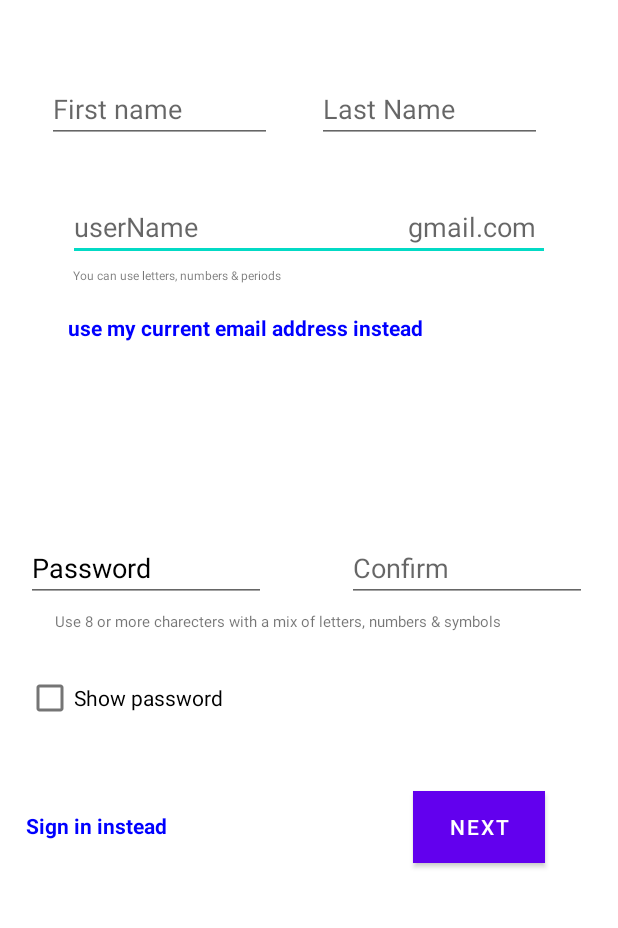
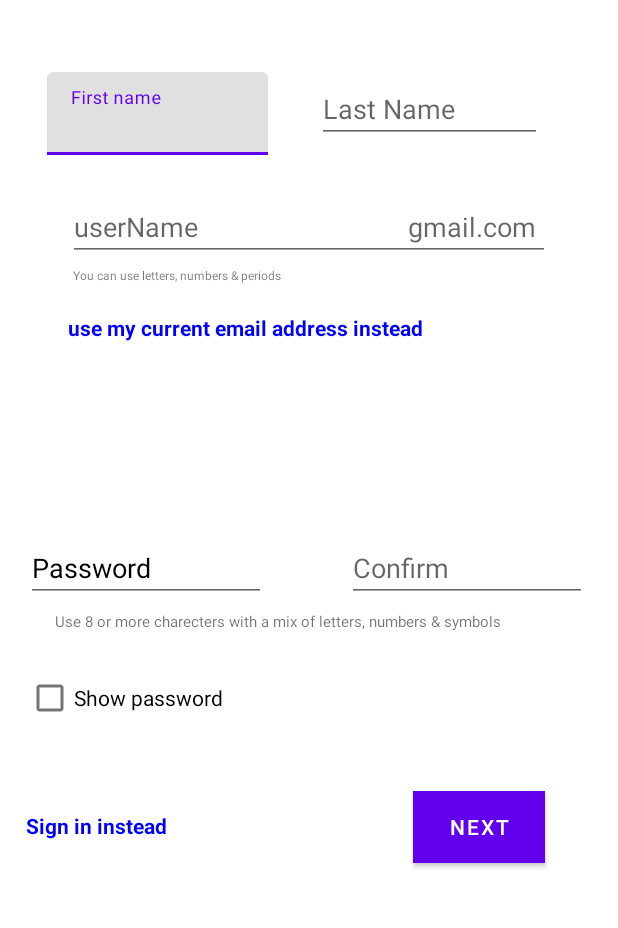
Before and after one commit to RMSAJ/Google.format, an Android app: the screen it shows after launch (MainActivity), on a phone screen of 412 x 824 dp, the part 291-1219 px from its top. Run offline under Robolectric (Android 15) with nearby library versions, the phone set to English and light mode, and no system bars; 5 statements that could not run were skipped.

Commit message:
updated +2

```diff
--- a/app/src/main/java/com/example/google/MainActivity.kt
+++ b/app/src/main/java/com/example/google/MainActivity.kt
@@ -27,20 +27,20 @@ class MainActivity : AppCompatActivity() {
         }
         binding.checkShowpassword.setOnClickListener {
             if (binding.checkShowpassword.isChecked){  binding.password.transformationMethod = HideReturnsTransformationMethod.getInstance()
+                binding.repassword.transformationMethod = HideReturnsTransformationMethod.getInstance()
                 binding.checkShowpassword.text = "Hide"
             }else {binding.password.transformationMethod = PasswordTransformationMethod.getInstance()
+                    binding.repassword.transformationMethod = PasswordTransformationMethod.getInstance()
                     binding.checkShowpassword.text = "show"
             }
         }
         binding.nextButton.setOnClickListener {
-
             letTry()
-
         }
     }
 
 fun letTry() {
-    val name = binding.firstName.text.toString()
+    val name = binding.firstNameEditText.text.toString()
 //    val email = binding.userName.text.toString()
     val pass1 = binding.password.text
     val pass2 = binding.repassword.text
--- a/app/src/main/res/layout/activity_main.xml
+++ b/app/src/main/res/layout/activity_main.xml
@@ -5,7 +5,32 @@
     android:layout_width="match_parent"
     android:layout_height="match_parent"
     tools:context=".MainActivity">
+
+
     <!--google icon text-->
+    <com.google.android.material.textfield.TextInputLayout
+        android:id="@+id/firstName"
+        android:layout_width="147dp"
+        android:layout_height="55dp"
+        android:layout_marginTop="48dp"
+        android:layout_marginEnd="200dp"
+        android:hint="@string/first_name"
+        app:layout_constraintEnd_toEndOf="parent"
+        app:layout_constraintHorizontal_bias="0.484"
+        app:layout_constraintStart_toStartOf="parent"
+        app:layout_constraintTop_toBottomOf="@id/careateAccountView">
+
+        <com.google.android.material.textfield.TextInputEditText
+            android:id="@+id/firstName_Edit_Text"
+            android:layout_width="match_parent"
+            android:layout_height="match_parent"
+            android:inputType="textShortMessage">
+
+        </com.google.android.material.textfield.TextInputEditText>
+
+
+    </com.google.android.material.textfield.TextInputLayout>
+
     <ImageView
         android:id="@+id/googleIcon"
         android:layout_width="141dp"
@@ -73,17 +98,7 @@
         app:layout_constraintTop_toBottomOf="@id/careateAccountView"
         app:layout_constraintVertical_bias="0.22000003" />
 <!--   first name input by the user -->
-    <EditText
-        android:id="@+id/firstName"
-        android:layout_width="150dp"
-        android:layout_height="wrap_content"
-        android:layout_marginTop="50dp"
-        android:layout_marginEnd="200dp"
-        android:hint="First name"
-        android:inputType="textShortMessage"
-        app:layout_constraintEnd_toEndOf="parent"
-        app:layout_constraintStart_toStartOf="parent"
-        app:layout_constraintTop_toBottomOf="@id/careateAccountView" />
+
 <!--  last name input by the user   -->
 <EditText
         android:id="@+id/lasttName"
--- a/app/src/main/res/values/strings.xml
+++ b/app/src/main/res/values/strings.xml
@@ -11,4 +11,5 @@
     <string name="username_gmail_com">userNamegmail.com</string>
     <string name="last_name">Last Name</string>
     <string name="sign_in_instead">Sign in instead</string>
+    <string name="first_name">First name</string>
 </resources>
```
Lines whose indentation alone changed are shown as unchanged.
